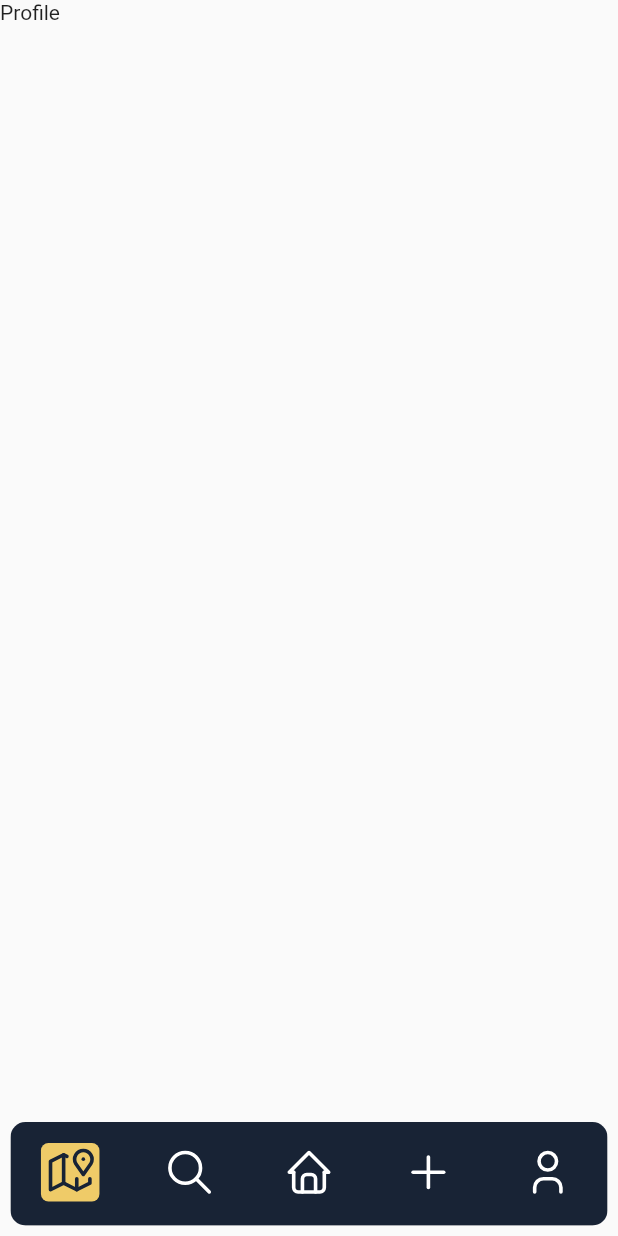
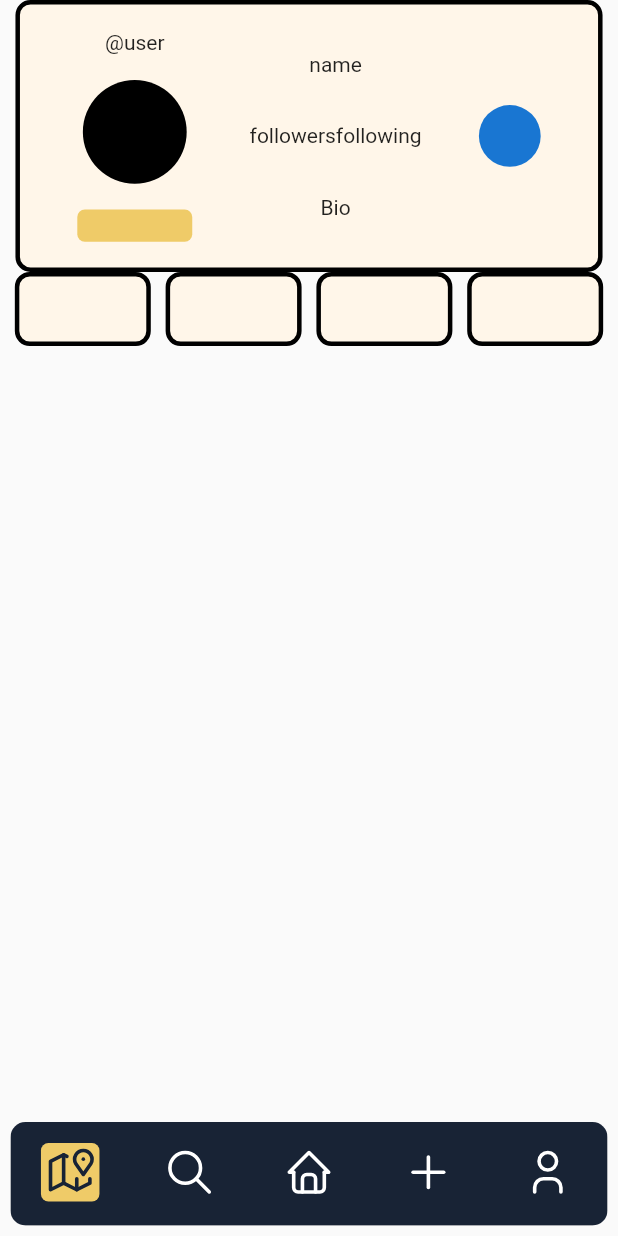
Before and after one commit to NourAdib/atlas_mobile, a Flutter app: the ProfileScreen screen opened by its route, on a phone screen of 412 x 824 dp. Run offline on Flutter 3.47's test engine with Material 2 defaults, Android fonts, the phone set to English and light mode, and no system bars; our stand-ins replace dio, flutter_secure_storage, flutter_svg, get, image_picker, introduction_screen and 1 more; accounts and stored records are empty; generated files the repository leaves out were written again.

Commit message:
top bar a bit

```diff
--- /dev/null
+++ b/lib/app/pages/profile_screen/controllers/profile_screen_controller.dart
@@ -0,0 +1,9 @@
+import 'package:get/get.dart';
+
+class ProfileScreenController extends GetxController {
+  var width = Get.width;
+  var height = Get.height;
+  goToPreviousScreen() {
+    Get.back();
+  }
+}
--- a/lib/app/pages/profile_screen/views/profile_screen.dart
+++ b/lib/app/pages/profile_screen/views/profile_screen.dart
@@ -1,3 +1,5 @@
+import 'dart:math';
+
 import 'package:atlas_mobile/app/widgets/navbar.dart';
 import 'package:atlas_mobile/main/controller/navigation_controller.dart';
 import 'package:flutter/material.dart';
@@ -17,8 +19,108 @@ class ProfileScreen extends StatelessWidget {
           onItemTap: navigationController.onItemTap,
         ),
       ),
-      body: const SafeArea(
-        child: Text('Profile'),
+      body: SafeArea(
+        child: Column(
+          children: [
+            Row(
+              mainAxisAlignment: MainAxisAlignment.center,
+              children: [
+                Container(
+                  height: Get.height * 0.22,
+                  width: Get.width * 0.95,
+                  decoration: BoxDecoration(
+                    borderRadius: BorderRadius.circular(10),
+                    border: Border.all(color: Colors.black, width: 3),
+                    color: const Color(0xffFFF6E9),
+                  ),
+                  child: Row(
+                    mainAxisAlignment: MainAxisAlignment.spaceEvenly,
+                    children: [
+                      Column(
+                        mainAxisAlignment: MainAxisAlignment.spaceEvenly,
+                        children: [
+                          const Text("@user"),
+                          CircleAvatar(
+                            radius: Get.height * 0.042,
+                            backgroundColor: Colors.black,
+                          ),
+                          Container(
+                            height: Get.height * 0.026,
+                            width: Get.width * 0.186,
+                            decoration: BoxDecoration(
+                                borderRadius: BorderRadius.circular(5),
+                                color: const Color(0xffEFCB68)),
+                          )
+                        ],
+                      ),
+                      Column(
+                        mainAxisAlignment: MainAxisAlignment.spaceEvenly,
+                        children: [
+                          const Text("name"),
+                          Row(
+                            children: const [
+                              Text("followers"),
+                              Text("following"),
+                            ],
+                          ),
+                          const Text("Bio"),
+                        ],
+                      ),
+                      Stack(
+                        children: [
+                          CircleAvatar(
+                            radius: Get.height * 0.025,
+                          )
+                        ],
+                      ),
+                    ],
+                  ),
+                ),
+              ],
+            ),
+            Row(
+              mainAxisAlignment: MainAxisAlignment.spaceEvenly,
+              children: [
+                Container(
+                  height: Get.height * 0.06,
+                  width: Get.width * 0.22,
+                  decoration: BoxDecoration(
+                    borderRadius: BorderRadius.circular(10),
+                    border: Border.all(color: Colors.black, width: 3),
+                    color: Color(0xffFFF6E9),
+                  ),
+                ),
+                Container(
+                  height: Get.height * 0.06,
+                  width: Get.width * 0.22,
+                  decoration: BoxDecoration(
+                    borderRadius: BorderRadius.circular(10),
+                    border: Border.all(color: Colors.black, width: 3),
+                    color: Color(0xffFFF6E9),
+                  ),
+                ),
+                Container(
+                  height: Get.height * 0.06,
+                  width: Get.width * 0.22,
+                  decoration: BoxDecoration(
+                    borderRadius: BorderRadius.circular(10),
+                    border: Border.all(color: Colors.black, width: 3),
+                    color: Color(0xffFFF6E9),
+                  ),
+                ),
+                Container(
+                  height: Get.height * 0.06,
+                  width: Get.width * 0.22,
+                  decoration: BoxDecoration(
+                    borderRadius: BorderRadius.circular(10),
+                    border: Border.all(color: Colors.black, width: 3),
+                    color: Color(0xffFFF6E9),
+                  ),
+                ),
+              ],
+            ),
+          ],
+        ),
       ),
     );
   }
--- a/lib/app/services/repo.dart
+++ b/lib/app/services/repo.dart
@@ -2,7 +2,7 @@
 import 'package:atlas_mobile/app/utility/global.dart';
 
 class Repo {
-  static const String url = "http://192.168.1.175:3000";
+  static const String url = "http://192.168.0.158:3000";
 
   static const String loginPath = "/auth/login";
   static const String registerPath = "/auth/signup";
```
Also changed, not shown: lib/app/services/auth/auth.service.g.dart, pubspec.lock.
